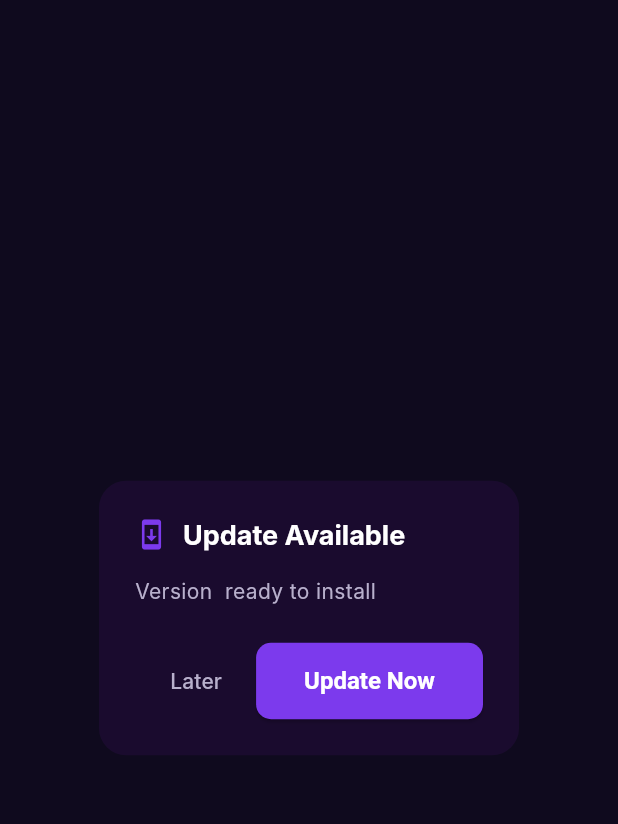
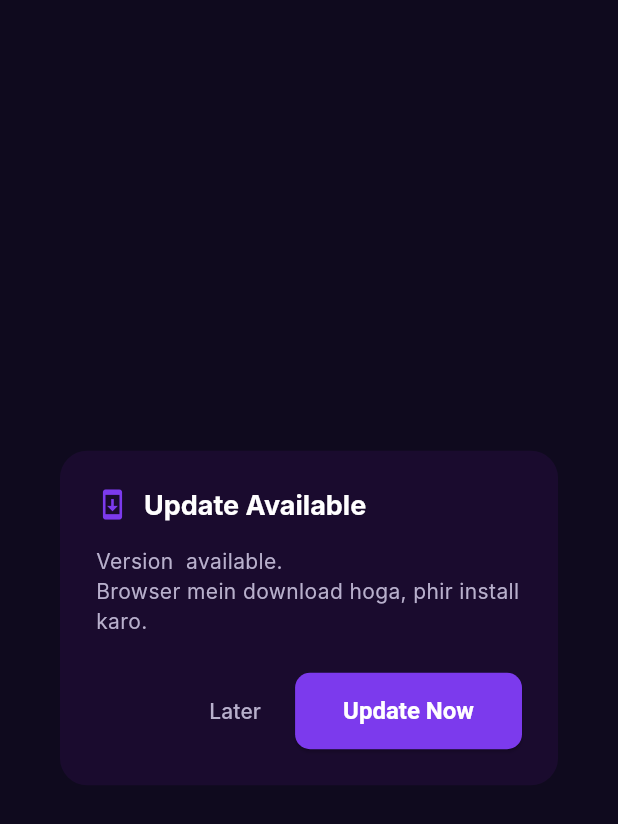
Before and after one commit to Vijayvsnv/tark-peer, a Flutter app: the _UpdateDialog widget shown alone on an empty page, opened directly with empty values, on a phone screen of 412 x 824 dp. Shown: the top 824 px of the screen. Run offline on Flutter 3.47's test engine with Material 3 defaults, Android fonts, the phone set to English and light mode, and no system bars; our stand-ins replace cached_network_image, flutter_dotenv, go_router, package_info_plus, permission_handler, supabase_flutter; missing offline and left inert: agora_rtc_engine, flutter_foreground_task; accounts and stored records are empty; network calls fail; Roboto replaces fonts that are missing (Inter).

Commit message:
fix: update flow — use url_launcher instead of in-app download
Replaced dio+open_file download approach with url_launcher.
Update Now opens the APK URL in browser, browser downloads it,
user installs from notification. Simpler and works on all Android versions.
Removed FileProvider, dio, open_file, path_provider dependencies.
Bumped version to 1.0.2+3.

Co-Authored-By: Claude Sonnet 4.6 <noreply@anthropic.com>

```diff
--- a/flutter_app/lib/screens/home/home_screen.dart
+++ b/flutter_app/lib/screens/home/home_screen.dart
@@ -325,18 +325,9 @@ class _UpdateDialog extends StatefulWidget {
 }
 
 class _UpdateDialogState extends State<_UpdateDialog> {
-  bool _downloading = false;
-  double _progress = 0;
-  String? _error;
-
-  Future<void> _startDownload() async {
-    setState(() { _downloading = true; _error = null; });
-    await UpdateService().downloadAndInstall(
-      widget.downloadUrl,
-      onProgress: (p) { if (mounted) setState(() => _progress = p); },
-      onError: (e) { if (mounted) setState(() { _error = e; _downloading = false; }); },
-      onDone: () { if (mounted) Navigator.pop(context); },
-    );
+  Future<void> _update() async {
+    Navigator.pop(context);
+    await UpdateService().openDownloadUrl(widget.downloadUrl);
   }
 
   @override
@@ -351,43 +342,17 @@ class _UpdateDialogState extends State<_UpdateDialog> {
           Text('Update Available', style: TextStyle(color: Colors.white, fontSize: 18, fontWeight: FontWeight.bold)),
         ],
       ),
-      content: Column(
-        mainAxisSize: MainAxisSize.min,
-        crossAxisAlignment: CrossAxisAlignment.start,
-        children: [
-          Text(
-            'Version ${widget.version} ready to install',
-            style: const TextStyle(color: Color(0xFFB8B0CC), fontSize: 14),
-          ),
-          if (_downloading) ...[
-            const SizedBox(height: 20),
-            LinearProgressIndicator(
-              value: _progress,
-              backgroundColor: Colors.white12,
-              valueColor: const AlwaysStoppedAnimation<Color>(kPrimary),
-              borderRadius: BorderRadius.circular(4),
-            ),
-            const SizedBox(height: 8),
-            Text(
-              '${(_progress * 100).toInt()}% downloaded',
-              style: const TextStyle(color: Color(0xFFB8B0CC), fontSize: 12),
-            ),
-          ],
-          if (_error != null) ...[
-            const SizedBox(height: 12),
-            Text(_error!, style: const TextStyle(color: Colors.redAccent, fontSize: 13)),
-          ],
-        ],
+      content: Text(
+        'Version ${widget.version} available.\nBrowser mein download hoga, phir install karo.',
+        style: const TextStyle(color: Color(0xFFB8B0CC), fontSize: 14),
       ),
-      actions: _downloading
-          ? []
-          : [
+      actions: [
               TextButton(
                 onPressed: () => Navigator.pop(context),
                 child: const Text('Later', style: TextStyle(color: Color(0xFFB8B0CC))),
               ),
               ElevatedButton(
-                onPressed: _startDownload,
+                onPressed: _update,
                 style: ElevatedButton.styleFrom(
                   backgroundColor: kPrimary,
                   shape: RoundedRectangleBorder(borderRadius: BorderRadius.circular(10)),
--- a/flutter_app/pubspec.yaml
+++ b/flutter_app/pubspec.yaml
@@ -2,7 +2,7 @@ name: tark_peer
 description: Random voice call app - Tark Peer
 
 publish_to: 'none'
-version: 1.0.1+2
+version: 1.0.2+3
 
 environment:
   sdk: '>=3.0.0 <4.0.0'
@@ -22,9 +22,7 @@ dependencies:
   http: ^1.2.0
   flutter_foreground_task: ^8.14.0
   package_info_plus: ^8.1.0
-  dio: ^5.7.0
-  open_file: ^3.3.2
-  path_provider: ^2.1.4
+  url_launcher: ^6.3.1
 
 dev_dependencies:
   flutter_test:
```
Also changed, not shown: flutter_app/lib/services/update_service.dart (+11 -35 lines), 1 other file.
